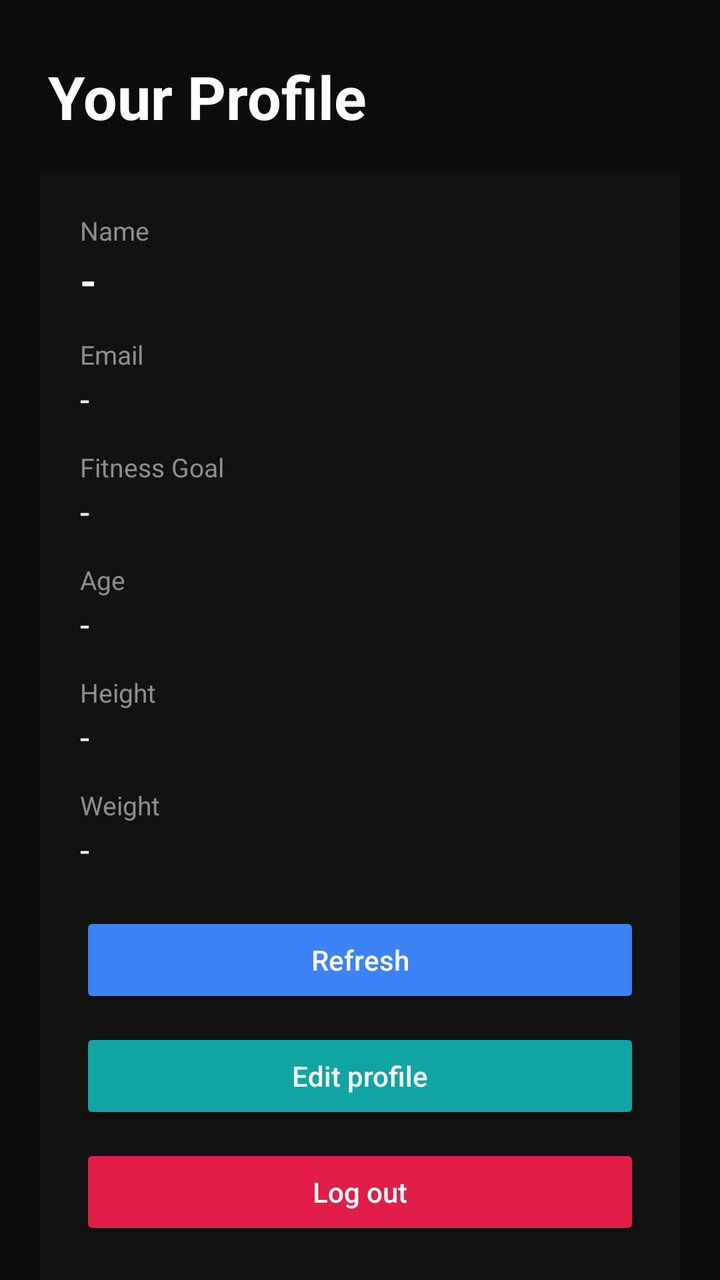
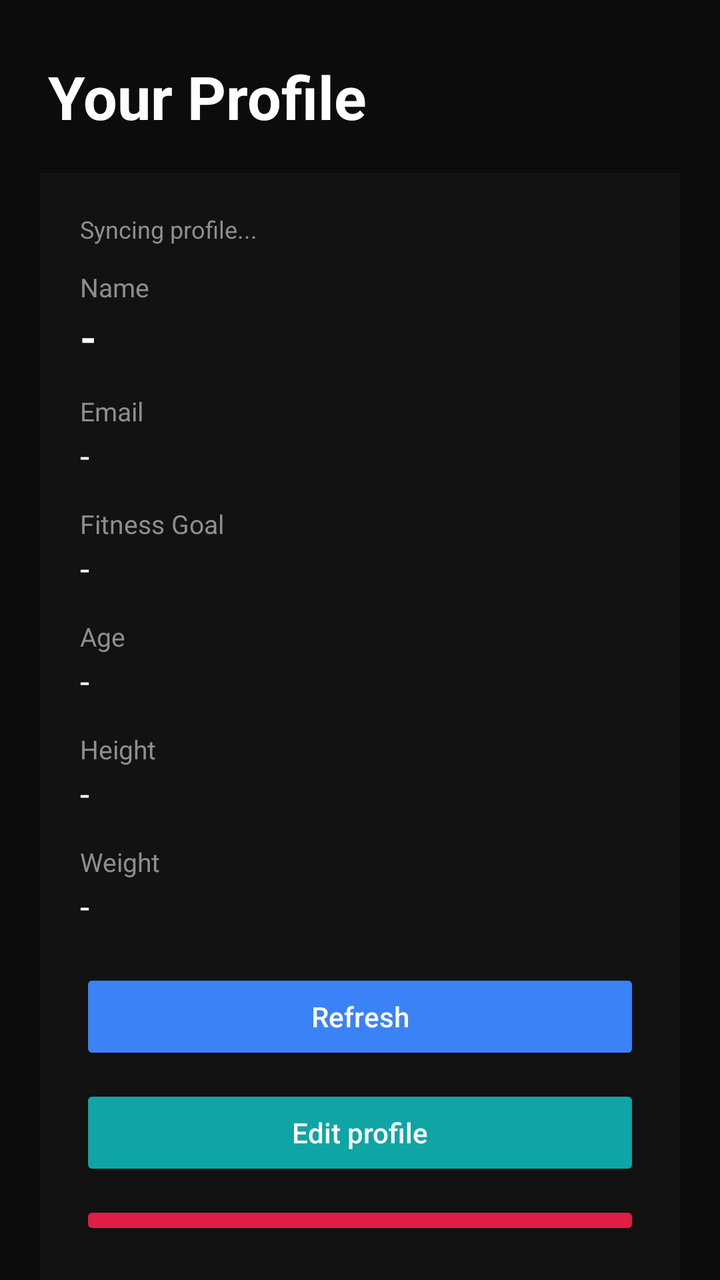

Screens rendered from an Android XML layout before and after an edit, with the pre-edit source and the edit as a unified diff.
<!-- AndroidManifest.xml: application theme Theme.ProFitness -->
<!-- res/layout/activity_profile.xml -->
<?xml version="1.0" encoding="utf-8"?>
<LinearLayout xmlns:android="http://schemas.android.com/apk/res/android"
    xmlns:app="http://schemas.android.com/apk/res-auto"
    android:layout_width="match_parent"
    android:layout_height="match_parent"
    android:orientation="vertical"
    android:background="@color/bg_dark">

    <TextView
        android:layout_width="match_parent"
        android:layout_height="wrap_content"
        android:paddingStart="24dp"
        android:paddingTop="28dp"
        android:paddingEnd="24dp"
        android:text="Your Profile"
        android:textColor="@color/white"
        android:textStyle="bold"
        android:textSize="30sp" />

    <LinearLayout
        android:layout_width="match_parent"
        android:layout_height="wrap_content"
        android:layout_marginStart="20dp"
        android:layout_marginTop="18dp"
        android:layout_marginEnd="20dp"
        android:padding="20dp"
        android:orientation="vertical"
        android:background="@color/card_bg"
        android:elevation="2dp">

        <TextView
            android:layout_width="match_parent"
            android:layout_height="wrap_content"
            android:text="Name"
            android:textColor="@color/text_gray"
            android:textSize="13sp" />

        <TextView
            android:id="@+id/tv_profile_name"
            android:layout_width="match_parent"
            android:layout_height="wrap_content"
            android:layout_marginTop="2dp"
            android:text="-"
            android:textColor="@color/white"
            android:textSize="21sp"
            android:textStyle="bold" />

        <TextView
            android:layout_width="match_parent"
            android:layout_height="wrap_content"
            android:layout_marginTop="14dp"
            android:text="Email"
            android:textColor="@color/text_gray"
            android:textSize="13sp" />

        <TextView
            android:id="@+id/tv_profile_email"
            android:layout_width="match_parent"
            android:layout_height="wrap_content"
            android:layout_marginTop="2dp"
            android:text="-"
            android:textColor="@color/white"
            android:textSize="17sp" />

        <TextView
            android:layout_width="match_parent"
            android:layout_height="wrap_content"
            android:layout_marginTop="14dp"
            android:text="Fitness Goal"
            android:textColor="@color/text_gray"
            android:textSize="13sp" />

        <TextView
            android:id="@+id/tv_profile_goal"
            android:layout_width="match_parent"
            android:layout_height="wrap_content"
            android:layout_marginTop="2dp"
            android:text="-"
            android:textColor="@color/white"
            android:textSize="17sp" />

        <TextView
            android:layout_width="match_parent"
            android:layout_height="wrap_content"
            android:layout_marginTop="14dp"
            android:text="Age"
            android:textColor="@color/text_gray"
            android:textSize="13sp" />

        <TextView
            android:id="@+id/tv_profile_age"
            android:layout_width="match_parent"
            android:layout_height="wrap_content"
            android:layout_marginTop="2dp"
            android:text="-"
            android:textColor="@color/white"
            android:textSize="17sp" />

        <TextView
            android:layout_width="match_parent"
            android:layout_height="wrap_content"
            android:layout_marginTop="14dp"
            android:text="Height"
            android:textColor="@color/text_gray"
            android:textSize="13sp" />

        <TextView
            android:id="@+id/tv_profile_height"
            android:layout_width="match_parent"
            android:layout_height="wrap_content"
            android:layout_marginTop="2dp"
            android:text="-"
            android:textColor="@color/white"
            android:textSize="17sp" />

        <TextView
            android:layout_width="match_parent"
            android:layout_height="wrap_content"
            android:layout_marginTop="14dp"
            android:text="Weight"
            android:textColor="@color/text_gray"
            android:textSize="13sp" />

        <TextView
            android:id="@+id/tv_profile_weight"
            android:layout_width="match_parent"
            android:layout_height="wrap_content"
            android:layout_marginTop="2dp"
            android:text="-"
            android:textColor="@color/white"
            android:textSize="17sp" />

        <Button
            android:id="@+id/btn_profile_refresh"
            android:layout_width="match_parent"
            android:layout_height="wrap_content"
            android:layout_marginTop="20dp"
            android:text="Refresh"
            android:textAllCaps="false"
            android:backgroundTint="#3B82F6"
            android:textColor="#FFFFFF" />

        <Button
            android:id="@+id/btn_profile_edit"
            android:layout_width="match_parent"
            android:layout_height="wrap_content"
            android:layout_marginTop="10dp"
            android:text="Edit profile"
            android:textAllCaps="false"
            android:backgroundTint="#0EA5A4"
            android:textColor="#FFFFFF" />

        <Button
            android:id="@+id/btn_profile_logout"
            android:layout_width="match_parent"
            android:layout_height="wrap_content"
            android:layout_marginTop="10dp"
            android:text="Log out"
            android:textAllCaps="false"
            android:backgroundTint="#E11D48"
            android:textColor="#FFFFFF" />
    </LinearLayout>

    <View
        android:layout_width="match_parent"
        android:layout_height="0dp"
        android:layout_weight="1" />

    <com.google.android.material.bottomnavigation.BottomNavigationView
        android:id="@+id/bottom_navigation"
        android:layout_width="match_parent"
        android:layout_height="wrap_content"
        android:background="@color/bg_dark"
        app:itemIconTint="@color/nav_colors"
        app:itemTextColor="@color/nav_colors"
        app:labelVisibilityMode="labeled"
        app:menu="@menu/bottom_nav_menu" />

</LinearLayout>
<!-- resources referenced by this layout -->
<resources>
  <color name="bg_dark">#0C0C0C</color>
  <color name="card_bg">#121212</color>
  <color name="text_gray">#8E8E8E</color>
  <color name="white">#FFFFFF</color>
  <style name="Theme.ProFitness" parent="android:Theme.Material.Light.NoActionBar" />
</resources>

<!-- the commit's change to res/layout/activity_profile.xml (unified diff, before → after) -->
@@ -29,8 +29,17 @@
         android:elevation="2dp">
 
         <TextView
+            android:id="@+id/tv_profile_sync_status"
             android:layout_width="match_parent"
             android:layout_height="wrap_content"
+            android:text="Syncing profile..."
+            android:textColor="@color/text_gray"
+            android:textSize="12sp" />
+
+        <TextView
+            android:layout_width="match_parent"
+            android:layout_height="wrap_content"
+            android:layout_marginTop="12dp"
             android:text="Name"
             android:textColor="@color/text_gray"
             android:textSize="13sp" />
